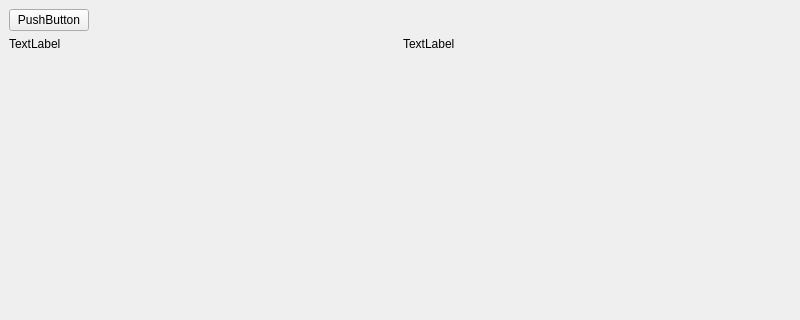
horvathzoltan/instest2_mvp, file mainwindow.ui: the form before one commit; both pictures show x 0 to 800 and y 0 to 320 of the 800 by 600 pixel window.
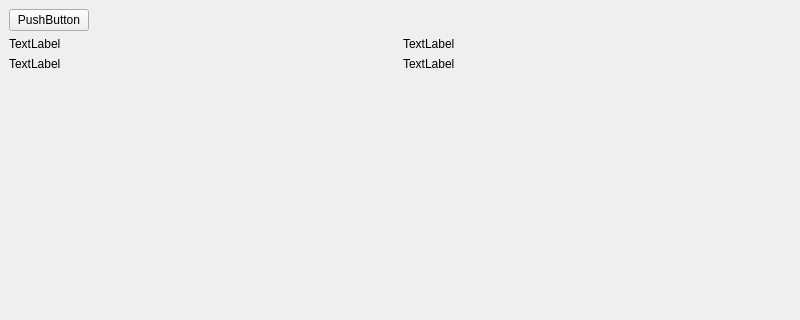
The form after the commit.

```diff
--- a/mainwindow.ui
+++ b/mainwindow.ui
@@ -59,6 +59,24 @@
         </item>
        </layout>
       </item>
+      <item>
+       <layout class="QHBoxLayout" name="horizontalLayout_4">
+        <item>
+         <widget class="QLabel" name="label_2_L">
+          <property name="text">
+           <string>TextLabel</string>
+          </property>
+         </widget>
+        </item>
+        <item>
+         <widget class="QLabel" name="label_2_R">
+          <property name="text">
+           <string>TextLabel</string>
+          </property>
+         </widget>
+        </item>
+       </layout>
+      </item>
       <item>
        <spacer name="verticalSpacer">
         <property name="orientation">
```
